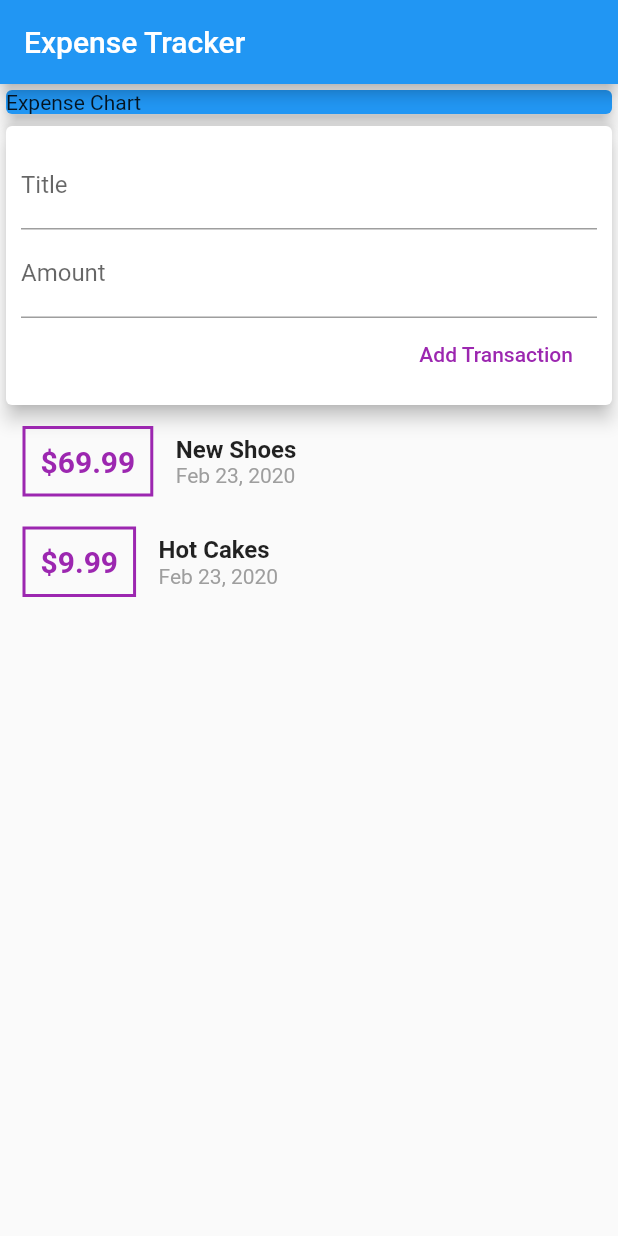
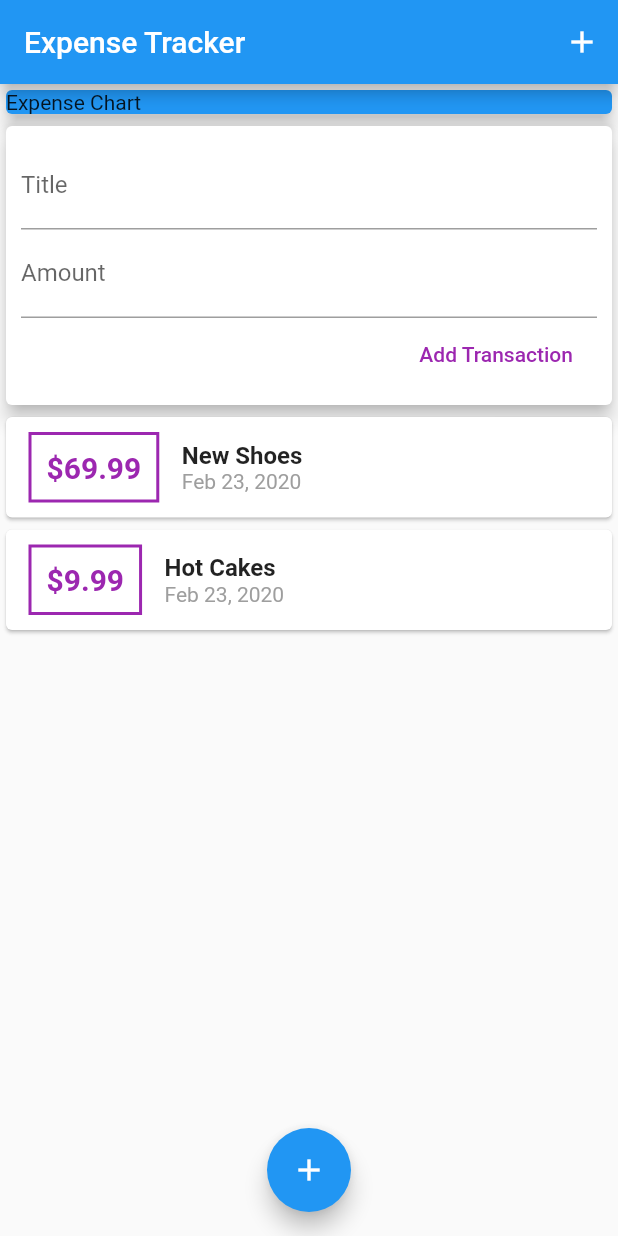
Before and after one commit to vinayreddyking/expense_tracker_tutorial, a Flutter app: the screen it shows after launch, after a tap on "Add Transaction", on a phone screen of 412 x 824 dp. Run offline on Flutter 3.47's test engine with Material 2 defaults, Android fonts, the phone set to English and light mode, and no system bars.

Commit message:
added floating Action button and actions in appbar

```diff
--- a/lib/main.dart
+++ b/lib/main.dart
@@ -24,8 +24,12 @@ class MyHome extends StatelessWidget {
     return Scaffold(
       appBar: AppBar(
         title: Text("Expense Tracker"),
+        actions: <Widget>[
+          IconButton(icon: Icon(Icons.add), onPressed: (){}),
+        ],
       ),
-      body: Column(
+      body: SingleChildScrollView(
+              child: Column(
           //mainAxisAlignment: MainAxisAlignment.spaceEvenly,
           crossAxisAlignment:CrossAxisAlignment.stretch,
           children: <Widget>[
@@ -40,6 +44,9 @@ class MyHome extends StatelessWidget {
             UserTransactions(),
           ],
         ),
+      ),
+      floatingActionButtonLocation: FloatingActionButtonLocation.centerFloat,
+      floatingActionButton: FloatingActionButton(child:Icon(Icons.add),onPressed: (){},),
     );
   }
 }
--- a/lib/widgets/new_transaction.dart
+++ b/lib/widgets/new_transaction.dart
@@ -8,6 +8,15 @@ class NewTransaction extends StatelessWidget {
   NewTransaction(this.tx);
   @override
   Widget build(BuildContext context) {
+
+    void submitData(){
+      final enteredTitle = titleController.text;
+      final enteredAmount = double.parse(amountController.text);
+      if(enteredTitle == "" || enteredAmount <= 0 || enteredAmount.isNaN){
+        return;
+      }
+       tx(enteredTitle,enteredAmount);
+    }
     return Card(
             elevation: 5,
             child: Container(
@@ -20,16 +29,16 @@ class NewTransaction extends StatelessWidget {
                       labelText: "Title",
                     ),
                     controller: titleController,
+                    onSubmitted:(_) => submitData(),
                   ),
                   TextField(
                     decoration: InputDecoration(
                       labelText: "Amount"
                     ),
                      controller: amountController,
+                     onSubmitted:(_) => submitData(),
                   ),
-                  FlatButton(onPressed:(){
-                    tx(titleController.text,double.parse(amountController.text));
-                  },
+                  FlatButton(onPressed:submitData,
                   child: Text("Add Transaction"),textColor: Colors.purple,)
                 ],
               ),
--- a/lib/widgets/transaction_list.dart
+++ b/lib/widgets/transaction_list.dart
@@ -7,9 +7,12 @@ class TransactionList extends StatelessWidget {
   TransactionList(this.transactions);
   @override
   Widget build(BuildContext context) {
-    return Column(
-            children: transactions.map((tx){
-              return Row(
+    return Container(
+      height: 400,
+      child: ListView.builder(
+              itemBuilder: (ctx,index){
+                return Card(
+                  child: Row(
                     children: <Widget>[
                       Container(
                         margin: EdgeInsets.symmetric(vertical: 10, horizontal: 15),
@@ -21,7 +24,7 @@ class TransactionList extends StatelessWidget {
                         ),
                         padding: EdgeInsets.all(10),
 
-                    child: Text('\$${tx.amount}',
+                        child: Text('\$${transactions[index].amount.toStringAsFixed(2)}',
                           style: TextStyle(
                             color: Colors.purple,
                             fontSize: 20,
@@ -32,13 +35,13 @@ class TransactionList extends StatelessWidget {
                       Column(
                         crossAxisAlignment: CrossAxisAlignment.start,
                         children: <Widget>[
-                      Text(tx.title,
+                          Text(transactions[index].title,
                               style:TextStyle(
                                 fontSize: 16,
                                 fontWeight: FontWeight.bold,
                               ),
                           ),
-                      Text( DateFormat.yMMMd().format(tx.date),
+                          Text( DateFormat.yMMMd().format(transactions[index].date),
                           style: TextStyle(
                             color: Colors.grey,
                           ),
@@ -46,8 +49,11 @@ class TransactionList extends StatelessWidget {
                         ],
                       ),
                     ],
+                  ),
                 );
-            }).toList(),
+              },
+              itemCount: transactions.length,
+            ),
     );
   }
 }
```
Lines whose indentation alone changed are shown as unchanged.
